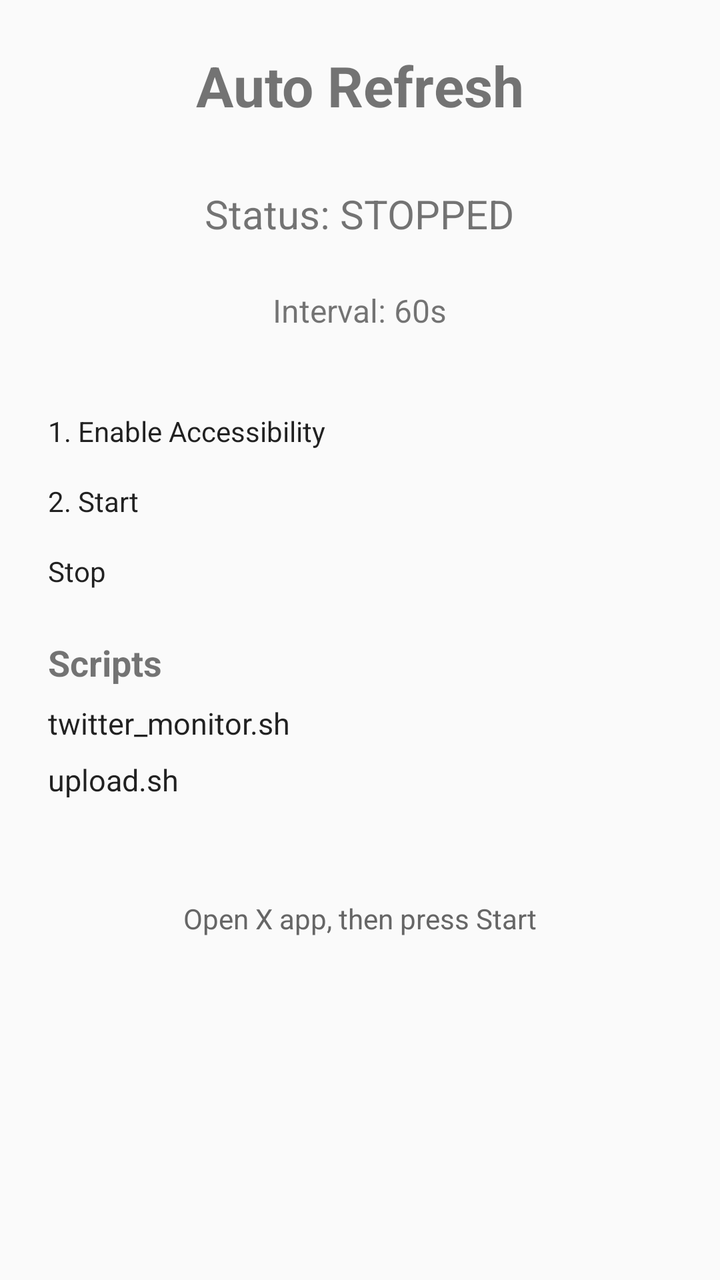
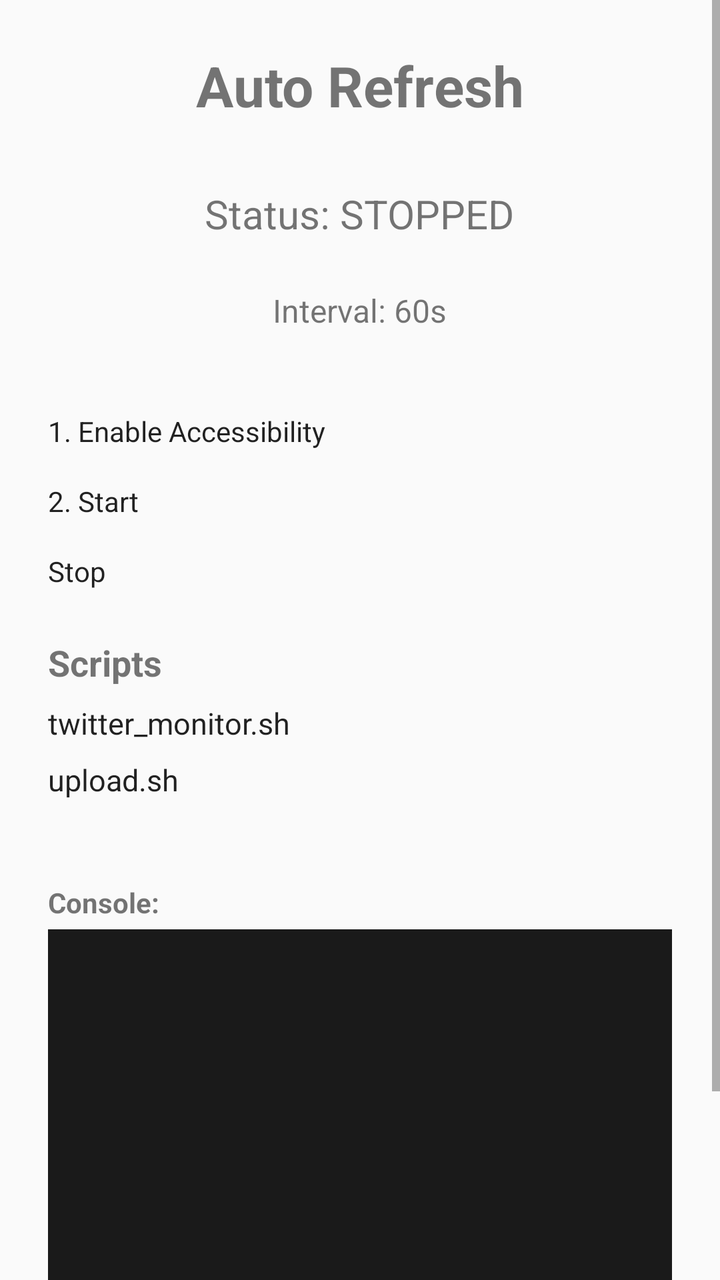

Two renders of the same Android screen: before a commit and after it. Below are the layout's source before the change and the commit's diff.
<!-- AndroidManifest.xml: application theme AppTheme -->
<!-- res/layout/activity_main.xml -->
<?xml version="1.0" encoding="utf-8"?>
<LinearLayout xmlns:android="http://schemas.android.com/apk/res/android"
    android:layout_width="match_parent"
    android:layout_height="match_parent"
    android:orientation="vertical"
    android:padding="24dp"
    android:gravity="center_horizontal">

    <TextView
        android:layout_width="wrap_content"
        android:layout_height="wrap_content"
        android:text="Auto Refresh"
        android:textSize="28sp"
        android:textStyle="bold"
        android:layout_marginBottom="32dp" />

    <TextView
        android:id="@+id/statusText"
        android:layout_width="wrap_content"
        android:layout_height="wrap_content"
        android:text="Status: STOPPED"
        android:textSize="20sp"
        android:layout_marginBottom="24dp" />

    <TextView
        android:id="@+id/intervalText"
        android:layout_width="wrap_content"
        android:layout_height="wrap_content"
        android:text="Interval: 60s"
        android:textSize="16sp"
        android:layout_marginBottom="8dp" />

    <SeekBar
        android:id="@+id/intervalSeek"
        android:layout_width="match_parent"
        android:layout_height="wrap_content"
        android:max="300"
        android:progress="60"
        android:layout_marginBottom="32dp" />

    <Button
        android:id="@+id/btnEnable"
        android:layout_width="match_parent"
        android:layout_height="wrap_content"
        android:text="1. Enable Accessibility"
        android:layout_marginBottom="16dp" />

    <Button
        android:id="@+id/btnStart"
        android:layout_width="match_parent"
        android:layout_height="wrap_content"
        android:text="2. Start"
        android:layout_marginBottom="16dp" />

    <Button
        android:id="@+id/btnStop"
        android:layout_width="match_parent"
        android:layout_height="wrap_content"
        android:text="Stop" />

    <TextView
        android:layout_width="match_parent"
        android:layout_height="wrap_content"
        android:text="Scripts"
        android:textSize="18sp"
        android:textStyle="bold"
        android:layout_marginTop="24dp"
        android:layout_marginBottom="8dp" />

    <CheckBox
        android:id="@+id/chkMonitor"
        android:layout_width="match_parent"
        android:layout_height="wrap_content"
        android:text="twitter_monitor.sh"
        android:textSize="15sp"
        android:layout_marginBottom="8dp" />

    <CheckBox
        android:id="@+id/chkUpload"
        android:layout_width="match_parent"
        android:layout_height="wrap_content"
        android:text="upload.sh"
        android:textSize="15sp"
        android:layout_marginBottom="8dp" />

    <TextView
        android:id="@+id/scriptStatus"
        android:layout_width="match_parent"
        android:layout_height="wrap_content"
        android:text=""
        android:textSize="13sp"
        android:textColor="#666666"
        android:layout_marginBottom="8dp" />

    <TextView
        android:layout_width="wrap_content"
        android:layout_height="wrap_content"
        android:text="Open X app, then press Start"
        android:textSize="14sp"
        android:layout_marginTop="16dp"
        android:textColor="#666666" />

</LinearLayout>
<!-- resources referenced by this layout -->
<resources>
  <style name="AppTheme" parent="android:Theme.Material.Light">
          <item name="android:colorPrimary">#1DA1F2</item>
          <item name="android:colorPrimaryDark">#1A91DA</item>
          <item name="android:colorAccent">#1DA1F2</item>
      </style>
</resources>

<!-- the commit's change to res/layout/activity_main.xml (unified diff, before → after) -->
@@ -1,7 +1,11 @@
 <?xml version="1.0" encoding="utf-8"?>
-<LinearLayout xmlns:android="http://schemas.android.com/apk/res/android"
+<ScrollView xmlns:android="http://schemas.android.com/apk/res/android"
     android:layout_width="match_parent"
-    android:layout_height="match_parent"
+    android:layout_height="match_parent">
+
+<LinearLayout
+    android:layout_width="match_parent"
+    android:layout_height="wrap_content"
     android:orientation="vertical"
     android:padding="24dp"
     android:gravity="center_horizontal">
@@ -93,6 +97,40 @@
         android:layout_marginBottom="8dp" />
 
     <TextView
+        android:layout_width="match_parent"
+        android:layout_height="wrap_content"
+        android:text="Console:"
+        android:textSize="14sp"
+        android:textStyle="bold"
+        android:layout_marginTop="8dp"
+        android:layout_marginBottom="4dp" />
+
+    <ScrollView
+        android:id="@+id/consoleScroll"
+        android:layout_width="match_parent"
+        android:layout_height="200dp"
+        android:background="#1a1a1a"
+        android:padding="8dp">
+
+        <TextView
+            android:id="@+id/consoleOutput"
+            android:layout_width="match_parent"
+            android:layout_height="wrap_content"
+            android:text=""
+            android:textSize="11sp"
+            android:textColor="#00ff00"
+            android:fontFamily="monospace"
+            android:typeface="monospace" />
+    </ScrollView>
+
+    <Button
+        android:id="@+id/btnClearLog"
+        android:layout_width="match_parent"
+        android:layout_height="wrap_content"
+        android:text="Clear Log"
+        android:layout_marginTop="8dp" />
+
+    <TextView
         android:layout_width="wrap_content"
         android:layout_height="wrap_content"
         android:text="Open X app, then press Start"
@@ -101,3 +139,4 @@
         android:textColor="#666666" />
 
 </LinearLayout>
+</ScrollView>
